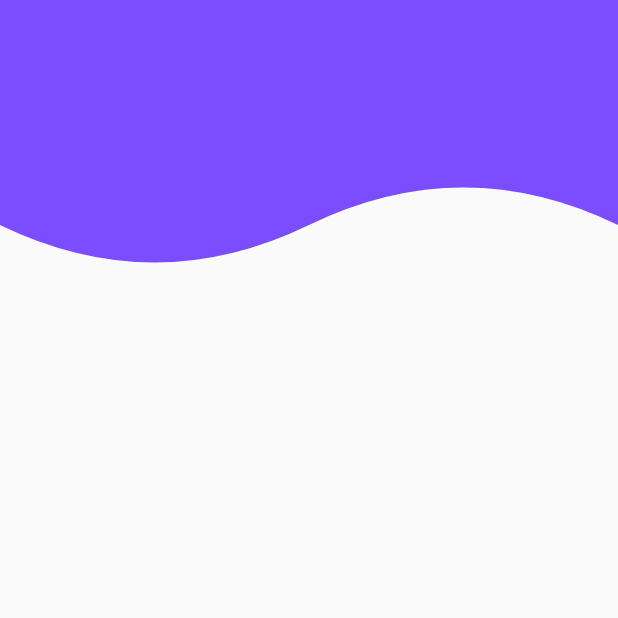
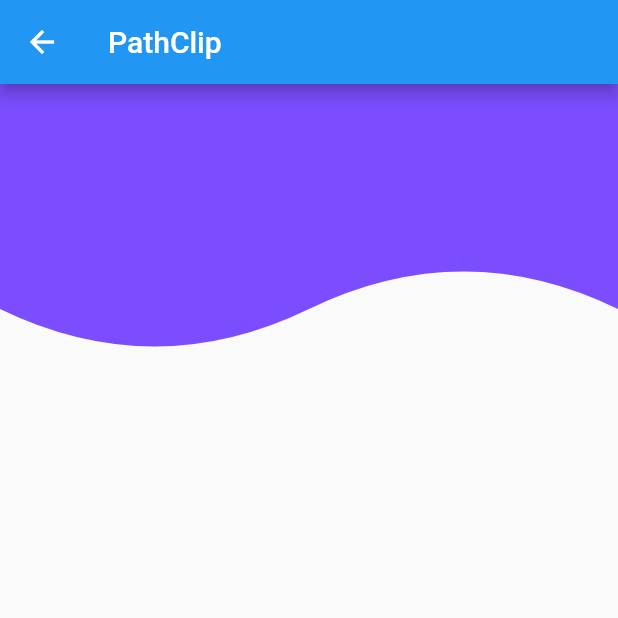
Before and after one commit to liucrystal24/flutterTest, a Flutter app: the screen it shows after launch, after a tap on "6. PathClip(Bezier)", on a phone screen of 412 x 824 dp, the top half of it. Run offline on Flutter 3.47's test engine with Material 2 defaults, Android fonts, the phone set to English and light mode, and no system bars; network calls fail.

Commit message:
splashScreen tips

```diff
--- a/demo1/lib/CpathClip.dart
+++ b/demo1/lib/CpathClip.dart
@@ -4,6 +4,7 @@ class PathClipDemo extends StatelessWidget {
   @override
   Widget build(BuildContext context) {
     return Scaffold(
+      appBar:AppBar(title: Text('PathClip'),),
       //裁切控件
       body: ClipPath(
         clipper: Buttomclip(),
--- a/demo1/lib/main.dart
+++ b/demo1/lib/main.dart
@@ -10,7 +10,9 @@ import 'CpathClip.dart';
 void main()=>runApp(MaterialApp(
   title: 'pageAlive',
   theme: ThemeData.light(),
+  //splash 动画
   home: Splashscreen(),
+  // home: TestHome(),
   debugShowCheckedModeBanner: false,
 ));
 
--- a/demo1/lib/splashScreen.dart
+++ b/demo1/lib/splashScreen.dart
@@ -12,13 +12,14 @@ class _SplashscreenState extends State<Splashscreen> with SingleTickerProviderSt
 
   @override
   void initState() {
-    super.initState();
+    //控制器 _controller 起到定时器的作用，animation 动画变化效果
     _controller = AnimationController(
       vsync: this,
       duration: Duration(milliseconds: 2000)
     );
     _animation = Tween(begin: 0.0,end: 1.0).animate(_controller);
 
+    //addStatus -> 绑定在动画，不是控制器
     _animation.addStatusListener((status){
       if(status == AnimationStatus.completed){
         Navigator.pushAndRemoveUntil(
@@ -26,15 +27,18 @@ class _SplashscreenState extends State<Splashscreen> with SingleTickerProviderSt
           MaterialPageRoute(
             builder: (context)=> new TestHome()
           ),
-          (route)=> route == null
+          (route) => route == null
         );
       }
     });
+    //控制器开始计时工作
     _controller.forward();
+    super.initState();
   }
 
   @override
   void dispose() {
+    //控制器结束
     _controller.dispose();
     super.dispose();
   }
@@ -44,10 +48,10 @@ class _SplashscreenState extends State<Splashscreen> with SingleTickerProviderSt
     return FadeTransition(
       opacity: _animation,
       child: Image.network(
-        'https://pic1.zhimg.com/80/v2-820f41e6555c0515d8e488fe20587ed9_hd.jpg',
-        fit: BoxFit.cover,
+        'https://pic4.zhimg.com/80/v2-016f974f5620d550d5a226a0213585de_hd.jpg',
+        fit:BoxFit.fill,
         scale: 2.0,
-        ),
+      ),
     );
   }
 }
```
